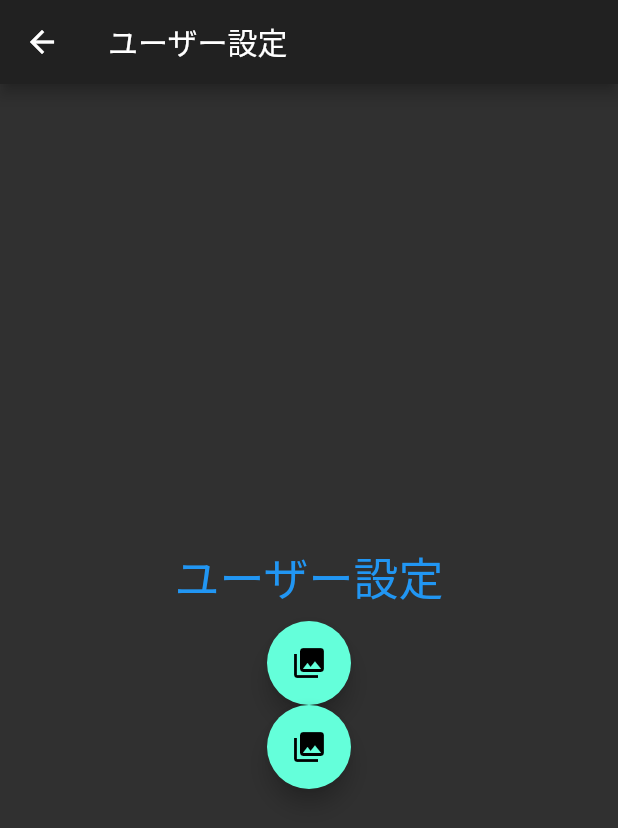
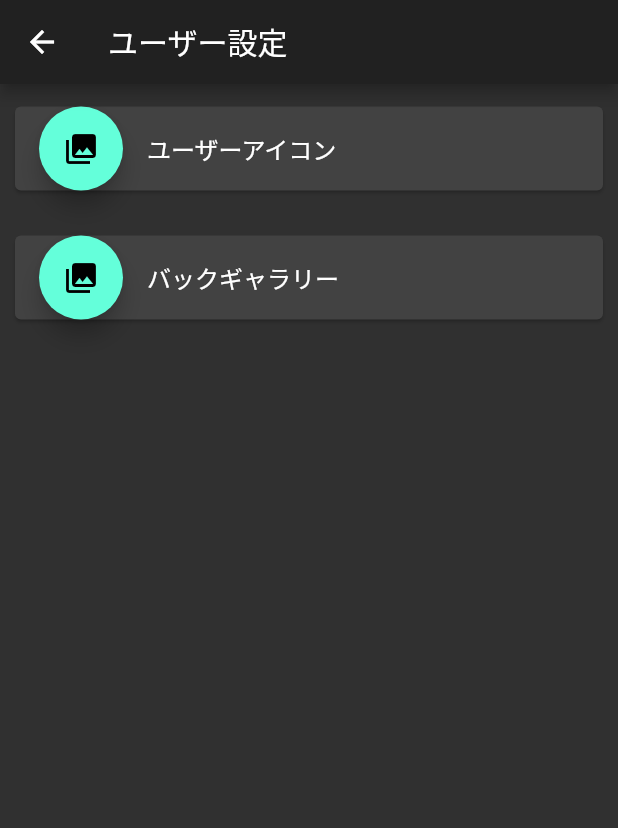
Before and after one commit to yato-Neco/ajent, a Flutter app: the UStting screen opened directly, on a phone screen of 412 x 824 dp. Shown: the top 828 px of the screen. Run offline on Flutter 3.47's test engine with Material 2 defaults, Android fonts, the phone set to English and light mode, and no system bars; our stand-ins replace image_picker, shared_preferences; missing offline and left inert: flutter_sliding_tutorial; accounts and stored records are empty.

Commit message:
色々変えた2

```diff
--- a/lib/Lock_screen/lock_screen.dart
+++ b/lib/Lock_screen/lock_screen.dart
@@ -1,7 +1,7 @@
 import 'package:flutter/material.dart';
 import 'package:flutter/services.dart';
 import 'package:shared_preferences/shared_preferences.dart';
-import 'main.dart';
+import '../main.dart';
 
 class LockScreen extends StatefulWidget {
 
--- a/lib/SettingPage.dart
+++ b/lib/SettingPage.dart
@@ -38,11 +38,7 @@ class Settings extends State<Setting> {
 
   void set_screenlock() async {
     _screen_lock = (await return_screenlock())!;
-
-    if (mounted) {
-      // initState内でsetStateを呼び出すに必要
-      setState(() => _screen_lock = _screen_lock);
-    }
+    print(_screen_lock);
   }
 
   Future<bool?> return_screenlock() async {
--- a/lib/Settings_f/User_Settings.dart
+++ b/lib/Settings_f/User_Settings.dart
@@ -5,44 +5,37 @@ import 'package:ajent/Controller.dart';
 
 Return_image_user? Imageset;
 
-
 class UStting extends StatefulWidget {
   @override
   _usttings createState() => _usttings();
 }
 
 class _usttings extends State<UStting> {
-
   FileImage? _image_user;
   FileImage? _image_back;
 
   final picker = ImagePicker();
 
-
   Future getImageFromGallery_user() async {
-    final pickedFile = await picker.getImage(source: ImageSource.gallery);
+    final pickedFile = await picker.pickImage(source: ImageSource.gallery);
 
     setState(() {
+      // Unhandled Exception: Null check operator used on a null value がでる部分
       _image_user = FileImage(File(pickedFile!.path));
     });
 
-    Imageset = Return_image_user(_image_user,_image_back);
+    Imageset = Return_image_user(_image_user, _image_back);
   }
 
-
   Future getImageFromGallery_back() async {
-    final pickedFile = await picker.getImage(source: ImageSource.gallery);
+    final pickedFile = await picker.pickImage(source: ImageSource.gallery);
 
     setState(() {
       _image_back = FileImage(File(pickedFile!.path));
     });
 
-    Imageset = Return_image_user(_image_user,_image_back);
-
+    Imageset = Return_image_user(_image_user, _image_back);
   }
-
-
-
 
   @override
   Widget build(BuildContext context) {
@@ -50,37 +43,49 @@ class _usttings extends State<UStting> {
       appBar: AppBar(
         title: Text("ユーザー設定"),
       ),
-      body: Center(
-        child: Column(
-          mainAxisAlignment: MainAxisAlignment.center,
-          children: <Widget>[
-            TextButton(
-              style: ButtonStyle(),
-              onPressed: () {
-
-
-              },
-              child: Text(
-                "ユーザー設定",
-                style: TextStyle(fontSize: 30),
+      body: ListView(
+        children: [
+          Card(
+            margin: EdgeInsets.only(
+              left: 10,
+              right: 10,
+              top: 15,
+              bottom: 15,
             ),
-            ),
-            FloatingActionButton(
+            child: ListTile(
+              leading: FloatingActionButton(
                 heroTag: "btn1",
 
                 onPressed: getImageFromGallery_user, //ギャラリーから画像を取得
                 tooltip: 'Pick Image From Gallery',
                 child: Icon(Icons.photo_library),
               ),
-            FloatingActionButton(
+              title: Text("ユーザーアイコン"),
+              onTap: getImageFromGallery_user,
+            ),
+          ),
+          Card(
+            margin: EdgeInsets.only(
+              left: 10,
+              right: 10,
+              top: 15,
+              bottom: 15,
+            ),
+
+            child: ListTile(
+              leading: FloatingActionButton(
+
                 heroTag: "btn2",
 
                 onPressed: getImageFromGallery_back, //ギャラリーから画像を取得
                 tooltip: 'Pick Image From Gallery',
                 child: Icon(Icons.photo_library),
               ),
+              title: Text("バックギャラリー"),
+              onTap: getImageFromGallery_back,
+            ),
+          ),
         ],
-        ),
       ),
     );
   }
```
Also changed, not shown: lib/Account/Apage1.dart (+7 -11 lines), lib/Account/Apage2.dart (+7 -3 lines), lib/Controller.dart (+24 -4 lines), lib/Settings_f/Security_Settings.dart (+29 -7 lines), lib/main.dart (+10 -8 lines), lib/uppermenu/Upper1.dart (+15 -16 lines). Lines whose indentation alone changed are shown as unchanged.
